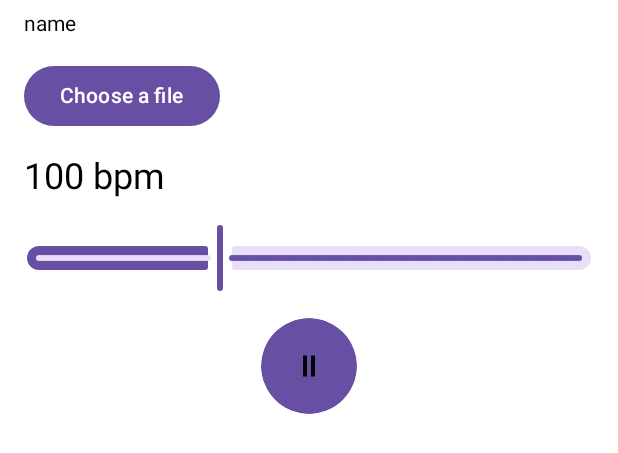
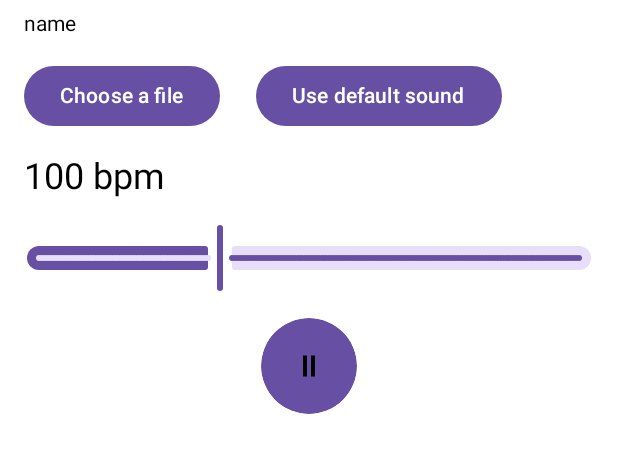
Before and after one commit to commanderpepper/Customnome, an Android app built with Jetpack Compose: the @Preview function MetronomeScreenPreview, on a phone screen of 412 x 824 dp. Shown: the top 453 px of the screen. Run offline under Robolectric (Android 15) with nearby library versions, the phone set to English and light mode, and no system bars.

Commit message:
Added a button to reset sound to default URI

```diff
--- a/data/src/main/java/commanderpepper/customnome/data/local/URIRetriever.kt
+++ b/data/src/main/java/commanderpepper/customnome/data/local/URIRetriever.kt
@@ -7,6 +7,8 @@ interface URIRetriever {
 
     fun storeURI(uri: Uri)
 
+    fun wipeUri()
+
     fun getDefaultURI(): URIWithName
 }
 
--- a/data/src/main/java/commanderpepper/customnome/data/local/URIRetrieverImpl.kt
+++ b/data/src/main/java/commanderpepper/customnome/data/local/URIRetrieverImpl.kt
@@ -33,6 +33,10 @@ class URIRetrieverImpl(private val application: Application) : URIRetriever {
         sharedPreferences?.edit()?.putString("sound", uri.toString())?.apply()
     }
 
+    override fun wipeUri() {
+        sharedPreferences?.edit()?.putString("sound", null)?.apply()
+    }
+
     override fun getDefaultURI(): URIWithName {
         val uri = Uri.Builder().scheme(ContentResolver.SCHEME_ANDROID_RESOURCE).path(R.raw.metronome_sound.toString()).build()
         return URIWithName(uri, "metronome_sound.wav")
--- a/feature-metronome/src/main/java/commanderpepper/featuremetronome/MetronomeScreen.kt
+++ b/feature-metronome/src/main/java/commanderpepper/featuremetronome/MetronomeScreen.kt
@@ -8,6 +8,7 @@ import androidx.compose.animation.AnimatedVisibility
 import androidx.compose.foundation.Image
 import androidx.compose.foundation.layout.Arrangement
 import androidx.compose.foundation.layout.Column
+import androidx.compose.foundation.layout.Row
 import androidx.compose.foundation.layout.fillMaxSize
 import androidx.compose.foundation.layout.fillMaxWidth
 import androidx.compose.foundation.layout.padding
@@ -38,7 +39,7 @@ import kotlin.math.roundToInt
 fun MetronomeScreen(
     modifier: Modifier = Modifier,
     viewModel: MetronomeViewModel = koinViewModel<MetronomeViewModel>()
-){
+) {
 
     val context = LocalContext.current
     val uiState = viewModel.uiState.collectAsState()
@@ -59,7 +60,7 @@ fun MetronomeScreen(
     }
 
     LaunchedEffect(isPlaying.value) {
-        while (isPlaying.value){
+        while (isPlaying.value) {
             playerState.value?.seekTo(0)
             playerState.value?.play()
             delay(Duration.ofMillis(bmp.value.toLong()))
@@ -73,6 +74,7 @@ fun MetronomeScreen(
         onPlay = viewModel::playPlayer,
         onPause = viewModel::pausePlayer,
         onFileSelected = viewModel::setUri,
+        onDefault = viewModel::setToDefault,
         fileName = fileName.value,
         onValueChange = { slider ->
             viewModel.updateBPM(slider)
@@ -80,25 +82,51 @@ fun MetronomeScreen(
 }
 
 @Composable
-fun MetronomeScreen(modifier: Modifier = Modifier, fileName: String, uiState: MetronomeUIState, isPlaying: Boolean, onFileSelected: (Uri) -> Unit, onValueChange: (Float) -> Unit, onPlay: () -> Unit, onPause: () -> Unit) {
+fun MetronomeScreen(
+    modifier: Modifier = Modifier,
+    fileName: String,
+    uiState: MetronomeUIState,
+    isPlaying: Boolean,
+    onFileSelected: (Uri) -> Unit,
+    onValueChange: (Float) -> Unit,
+    onPlay: () -> Unit,
+    onPause: () -> Unit,
+    onDefault: () -> Unit
+) {
     Column(modifier = modifier.fillMaxSize()) {
         val localContext = LocalContext.current
-        val fileLauncher = rememberLauncherForActivityResult(ActivityResultContracts.OpenDocument()) { result ->
-            if(result != null){
-                localContext.contentResolver.takePersistableUriPermission(result, Intent.FLAG_GRANT_READ_URI_PERMISSION)
-                onFileSelected(result)
+        val fileLauncher =
+            rememberLauncherForActivityResult(ActivityResultContracts.OpenDocument()) { result ->
+                if (result != null) {
+                    localContext.contentResolver.takePersistableUriPermission(
+                        result,
+                        Intent.FLAG_GRANT_READ_URI_PERMISSION
+                    )
+                    onFileSelected(result)
+                }
             }
-        }
 
         Text(modifier = Modifier.padding(vertical = 8.dp, horizontal = 16.dp), text = fileName)
-        Button(modifier = Modifier.padding(vertical = 8.dp, horizontal = 16.dp), onClick = { fileLauncher.launch(arrayOf("audio/*")) }) { Text("Choose a file") }
-        Text(modifier = Modifier.padding(vertical = 8.dp, horizontal = 16.dp), text = uiState.beatsPerMinute, fontSize = 24.sp)
-        Slider(modifier = Modifier
-            .fillMaxWidth()
-            .padding(vertical = 8.dp, horizontal = 16.dp),
+        Row {
+            Button(
+                modifier = Modifier.padding(vertical = 8.dp, horizontal = 16.dp),
+                onClick = { fileLauncher.launch(arrayOf("audio/*")) }) { Text("Choose a file") }
+            Button(
+                modifier = Modifier.padding(vertical = 8.dp, horizontal = 8.dp),
+                onClick = { onDefault()}) { Text("Use default sound") }
+        }
+        Text(
+            modifier = Modifier.padding(vertical = 8.dp, horizontal = 16.dp),
+            text = uiState.beatsPerMinute,
+            fontSize = 24.sp
+        )
+        Slider(
+            modifier = Modifier
+                .fillMaxWidth()
+                .padding(vertical = 8.dp, horizontal = 16.dp),
             value = uiState.value,
             steps = 178,
-            valueRange = 40f .. 218f,
+            valueRange = 40f..218f,
             onValueChange = {
                 onValueChange(it.roundToInt().toFloat())
             }
@@ -120,20 +148,40 @@ fun PlayerControls(isPlaying: Boolean, onPlay: () -> Unit, onPause: () -> Unit)
         horizontalAlignment = Alignment.CenterHorizontally,
         verticalArrangement = Arrangement.Center
     ) {
-        Button(modifier = Modifier.size(64.dp).clip(CircleShape), onClick = if(isPlaying) onPause else onPlay) {
+        Button(
+            modifier = Modifier
+                .size(64.dp)
+                .clip(CircleShape),
+            onClick = if (isPlaying) onPause else onPlay
+        ) {
             AnimatedVisibility(isPlaying) {
-                Image(contentScale = ContentScale.FillBounds, painter = painterResource(R.drawable.baseline_pause_24), contentDescription = "Pause")
+                Image(
+                    contentScale = ContentScale.FillBounds,
+                    painter = painterResource(R.drawable.baseline_pause_24),
+                    contentDescription = "Pause"
+                )
             }
-            Image(contentScale = ContentScale.FillBounds, painter = painterResource(R.drawable.baseline_play_arrow_24), contentDescription = "Play")
+            Image(
+                contentScale = ContentScale.FillBounds,
+                painter = painterResource(R.drawable.baseline_play_arrow_24),
+                contentDescription = "Play"
+            )
         }
     }
 }
 
 @Preview(showBackground = true)
 @Composable
-fun MetronomeScreenPreview(){
-    MetronomeScreen(uiState = MetronomeUIState(beatsPerMinute = "100 bpm", value = 100f), fileName = "name", isPlaying = true,
-        onValueChange = {}, onPlay = {}, onPause = {}, onFileSelected = {})
+fun MetronomeScreenPreview() {
+    MetronomeScreen(
+        uiState = MetronomeUIState(beatsPerMinute = "100 bpm", value = 100f),
+        fileName = "name",
+        isPlaying = true,
+        onValueChange = {},
+        onPlay = {},
+        onPause = {},
+        onDefault = {},
+        onFileSelected = {})
 }
 
 data class MetronomeUIState(val beatsPerMinute: String, val value: Float)
--- a/feature-metronome/src/main/java/commanderpepper/featuremetronome/MetronomeViewModel.kt
+++ b/feature-metronome/src/main/java/commanderpepper/featuremetronome/MetronomeViewModel.kt
@@ -68,6 +68,12 @@ class MetronomeViewModel(private val uriRetriever: URIRetriever): ViewModel() {
         playUri(uriWithName)
     }
 
+    fun setToDefault(){
+        val defaultUri = uriRetriever.getDefaultURI()
+        uriRetriever.wipeUri()
+        playUri(defaultUri)
+    }
+
     private fun playUri(uri: URIWithName){
         try {
             _fileName.value = uri.name
```
